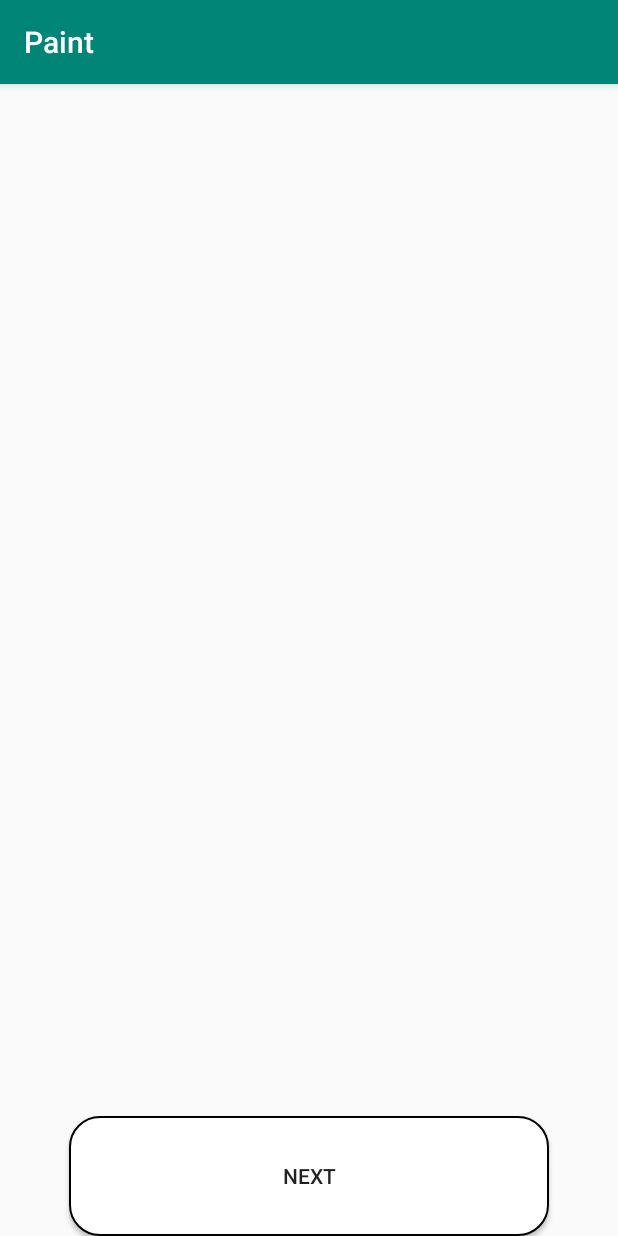
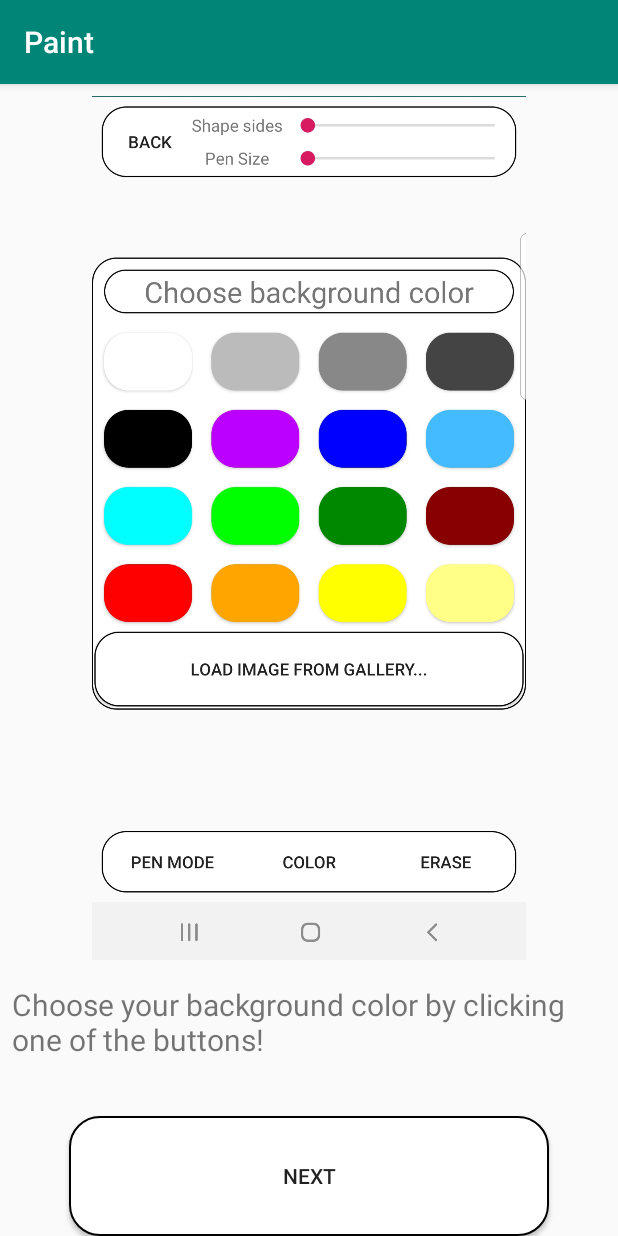
Before and after one commit to AbhiJ2706/paint-app-android, an Android app: the tutorial screen opened directly, with no data from a screen before it, on a phone screen of 412 x 824 dp. Run offline under Robolectric (Android 15) with nearby library versions, the phone set to English and light mode, and no system bars.

Commit message:
Added a tutorial

```diff
--- a/Paint/app/src/main/java/com/example/paint/tutorial.java
+++ b/Paint/app/src/main/java/com/example/paint/tutorial.java
@@ -8,10 +8,12 @@ import android.os.Bundle;
 import android.view.View;
 import android.widget.Button;
 import android.widget.ImageView;
+import android.widget.TextView;
 
 public class tutorial extends AppCompatActivity {
 
-    public final BitmapDrawable[] images = {};
+    public final int[] images = {R.drawable.tutscreen1, R.drawable.tutscreen2, R.drawable.tutscreen3, R.drawable.tutscreen4, R.drawable.tutscreen5};
+    public final int[] flavor_text = {R.string.tuttext1, R.string.tuttext2, R.string.tuttext3, R.string.tuttext4, R.string.tuttext5};
 
     private int index = 0;
     private int ending = 5;
@@ -20,20 +22,28 @@ public class tutorial extends AppCompatActivity {
 
     public Button b;
 
+    public TextView t;
+
     @Override
     protected void onCreate(Bundle savedInstanceState) {
         super.onCreate(savedInstanceState);
         setContentView(R.layout.activity_tutorial);
+        i = findViewById(R.id.imageView3);
+        b = findViewById(R.id.tutbutton);
+        t = findViewById(R.id.tuttextv);
+        i.setImageResource(images[0]);
     }
 
     public void scroll(View v){
-        if (index < ending){
+        if (index < ending - 2){
             index ++;
-            i.setImageDrawable(images[index]);
+            i.setImageResource(images[index]);
+            t.setText(flavor_text[index]);
         } else if (index == ending - 2) {
             b.setText(R.string.draw);
             index ++;
-            i.setImageDrawable(images[index]);
+            i.setImageResource(images[index]);
+            t.setText(flavor_text[index]);
         } else if (index == ending - 1) {
             Intent k = new Intent(this, MainActivity.class);
             startActivity(k);
--- a/Paint/app/src/main/res/layout/activity_tutorial.xml
+++ b/Paint/app/src/main/res/layout/activity_tutorial.xml
@@ -13,19 +13,36 @@
         android:layout_marginStart="8dp"
         android:layout_marginTop="8dp"
         android:layout_marginEnd="8dp"
-        app:layout_constraintBottom_toTopOf="@+id/button3"
+        android:layout_marginBottom="8dp"
+        app:layout_constraintBottom_toTopOf="@+id/tuttextv"
         app:layout_constraintEnd_toEndOf="parent"
         app:layout_constraintStart_toStartOf="parent"
         app:layout_constraintTop_toTopOf="parent"
-        tools:srcCompat="@tools:sample/avatars" />
+        tools:srcCompat="@drawable/tutscreen1" />
 
     <Button
-        android:id="@+id/button3"
+        android:id="@+id/tutbutton"
         android:layout_width="2in"
         android:layout_height="0.5in"
         android:background="@drawable/buttonborder"
+        android:onClick="scroll"
         android:text="@string/next"
         app:layout_constraintBottom_toBottomOf="parent"
         app:layout_constraintEnd_toEndOf="parent"
         app:layout_constraintStart_toStartOf="parent" />
+
+    <TextView
+        android:id="@+id/tuttextv"
+        android:layout_width="0dp"
+        android:layout_height="0.5in"
+        android:layout_marginStart="8dp"
+        android:layout_marginTop="8dp"
+        android:layout_marginEnd="8dp"
+        android:layout_marginBottom="8dp"
+        android:text="@string/tuttext1"
+        android:textSize="20sp"
+        app:layout_constraintBottom_toTopOf="@+id/tutbutton"
+        app:layout_constraintEnd_toEndOf="parent"
+        app:layout_constraintStart_toStartOf="parent"
+        app:layout_constraintTop_toBottomOf="@+id/imageView3" />
 </androidx.constraintlayout.widget.ConstraintLayout>
--- a/Paint/app/src/main/res/values/strings.xml
+++ b/Paint/app/src/main/res/values/strings.xml
@@ -29,4 +29,9 @@
     <string name="paint">Paint</string>
     <string name="draw">Draw Something!</string>
     <string name="next">Next</string>
+    <string name="tuttext1">Choose your background color by clicking one of the buttons!</string>
+    <string name="tuttext2">Here is the main screen! You can change pen thickness using the slider at the top</string>
+    <string name="tuttext3">Draw shapes by going to the pen mode menu! Tap to place and the swipe to change the size.</string>
+    <string name="tuttext4">Change the sides of the shape using the slider at the top!</string>
+    <string name="tuttext5">Press back to save or delete your picture!</string>
 </resources>
```
Also changed, not shown: Paint/app/src/main/res/drawable-v24/tutscreen1.png (added), Paint/app/src/main/res/drawable-v24/tutscreen2.png (added), Paint/app/src/main/res/drawable-v24/tutscreen3.png (added), Paint/app/src/main/res/drawable-v24/tutscreen4.png (added), Paint/app/src/main/res/drawable-v24/tutscreen5.png (added), Paint/app/src/main/res/drawable/tutscreen1.png (added), Paint/app/src/main/res/drawable/tutscreen2.png (added), Paint/app/src/main/res/drawable/tutscreen3.png (added), Paint/app/src/main/res/drawable/tutscreen4.png (added), Paint/app/src/main/res/drawable/tutscreen5.png (added), 1 other file.
